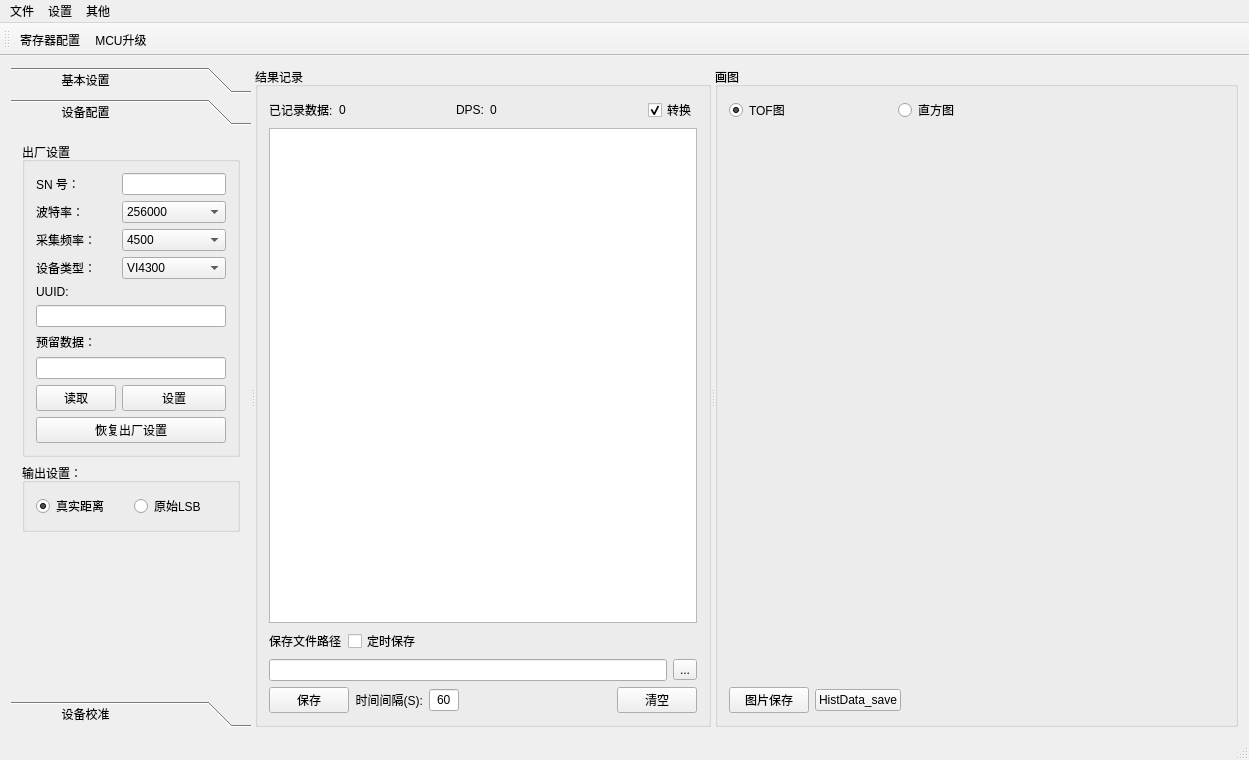
Qt form mainwindow.ui (heathen557/vi4300) before a commit.
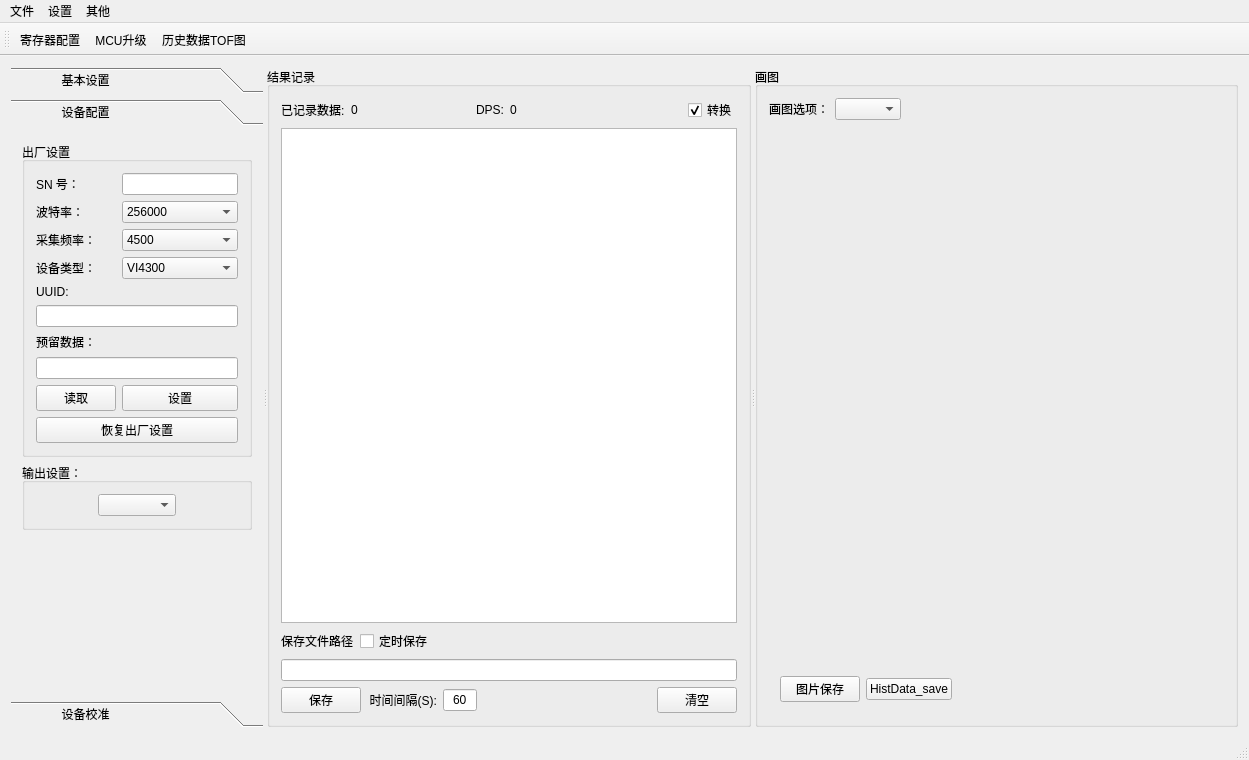
The same form after that commit. The open tabs and pages were chosen to show the change. Icons and pictures are not drawn. Custom widgets are drawn as their Qt base class.

```diff
--- a/mainwindow.ui
+++ b/mainwindow.ui
@@ -24,7 +24,7 @@
    <enum>QTabWidget::Rounded</enum>
   </property>
   <widget class="QWidget" name="centralWidget">
-   <layout class="QGridLayout" name="gridLayout_10">
+   <layout class="QGridLayout" name="gridLayout_2">
     <item row="0" column="0">
      <widget class="QSplitter" name="splitter">
       <property name="sizePolicy">
@@ -62,7 +62,7 @@
           <x>0</x>
           <y>0</y>
           <width>240</width>
-          <height>581</height>
+          <height>585</height>
          </rect>
         </property>
         <property name="styleSheet">
@@ -324,7 +324,7 @@
           <x>0</x>
           <y>0</y>
           <width>240</width>
-          <height>581</height>
+          <height>585</height>
          </rect>
         </property>
         <property name="maximumSize">
@@ -594,22 +594,50 @@
              </property>
              <layout class="QGridLayout" name="gridLayout_3">
               <item row="0" column="0">
-               <widget class="QRadioButton" name="realDis_out_radioButton">
+               <spacer name="horizontalSpacer_12">
+                <property name="orientation">
+                 <enum>Qt::Horizontal</enum>
+                </property>
+                <property name="sizeHint" stdset="0">
+                 <size>
+                  <width>40</width>
+                  <height>20</height>
+                 </size>
+                </property>
+               </spacer>
+              </item>
+              <item row="0" column="1">
+               <widget class="QComboBox" name="comboBox">
+                <item>
+                 <property name="text">
+                  <string/>
+                 </property>
+                </item>
+                <item>
                 <property name="text">
                  <string>真实距离</string>
                 </property>
-                <property name="checked">
-                 <bool>true</bool>
-                </property>
-               </widget>
-              </item>
-              <item row="0" column="1">
-               <widget class="QRadioButton" name="LSB_out_radioButton">
+                </item>
+                <item>
                 <property name="text">
                  <string>原始LSB</string>
                 </property>
+                </item>
                </widget>
               </item>
+              <item row="0" column="2">
+               <spacer name="horizontalSpacer_13">
+                <property name="orientation">
+                 <enum>Qt::Horizontal</enum>
+                </property>
+                <property name="sizeHint" stdset="0">
+                 <size>
+                  <width>40</width>
+                  <height>20</height>
+                 </size>
+                </property>
+               </spacer>
+              </item>
              </layout>
             </widget>
            </item>
@@ -636,7 +664,7 @@
           <x>0</x>
           <y>0</y>
           <width>240</width>
-          <height>581</height>
+          <height>585</height>
          </rect>
         </property>
         <attribute name="label">
@@ -922,13 +950,6 @@
           <item>
            <widget class="QLineEdit" name="savePath_lineEdit"/>
           </item>
-          <item>
-           <widget class="QToolButton" name="selectSavePathtoolButton">
-            <property name="text">
-             <string>...</string>
-            </property>
-           </widget>
-          </item>
          </layout>
         </item>
         <item row="4" column="0">
@@ -1002,45 +1023,41 @@
        </property>
        <layout class="QGridLayout" name="gridLayout_12">
         <item row="0" column="0">
-         <layout class="QHBoxLayout" name="horizontalLayout_2" stretch="1,1,1,3">
+         <layout class="QHBoxLayout" name="horizontalLayout_2">
           <item>
-           <widget class="QRadioButton" name="TOF_radioButton">
+           <widget class="QLabel" name="label_24">
+            <property name="text">
+             <string>画图选项：</string>
+            </property>
+           </widget>
+          </item>
+          <item>
+           <widget class="QComboBox" name="plot_comboBox">
+            <item>
+             <property name="text">
+              <string/>
+             </property>
+            </item>
+            <item>
             <property name="text">
              <string>TOF图</string>
             </property>
-            <property name="checked">
-             <bool>true</bool>
-            </property>
-           </widget>
           </item>
           <item>
-           <spacer name="horizontalSpacer_3">
-            <property name="orientation">
-             <enum>Qt::Horizontal</enum>
-            </property>
-            <property name="sizeHint" stdset="0">
-             <size>
-              <width>40</width>
-              <height>20</height>
-             </size>
-            </property>
-           </spacer>
-          </item>
-          <item>
-           <widget class="QRadioButton" name="Histogram_radioButton">
             <property name="text">
              <string>直方图</string>
             </property>
+            </item>
            </widget>
           </item>
           <item>
-           <spacer name="horizontalSpacer_4">
+           <spacer name="horizontalSpacer_3">
             <property name="orientation">
              <enum>Qt::Horizontal</enum>
             </property>
             <property name="sizeHint" stdset="0">
              <size>
-              <width>40</width>
+              <width>208</width>
               <height>20</height>
              </size>
             </property>
@@ -1051,28 +1068,52 @@
         <item row="1" column="0">
          <widget class="QStackedWidget" name="stackedWidget">
           <property name="currentIndex">
-           <number>0</number>
+           <number>1</number>
           </property>
           <widget class="QWidget" name="page_2">
-           <layout class="QGridLayout" name="gridLayout_2">
+           <layout class="QGridLayout" name="gridLayout_10" rowstretch="18,1">
             <item row="0" column="0">
              <widget class="QCustomPlot" name="TOF_widget" native="true"/>
             </item>
+            <item row="1" column="0">
+             <layout class="QHBoxLayout" name="horizontalLayout_5" stretch="1,8">
+              <item>
+               <widget class="QPushButton" name="savePicture_pushButton">
+                <property name="text">
+                 <string>图片保存</string>
+                </property>
+                <property name="icon">
+                 <iconset resource="img.qrc">
+                  <normaloff>:/new/image/images/ccSave.png</normaloff>:/new/image/images/ccSave.png</iconset>
+                </property>
+               </widget>
+              </item>
+              <item>
+               <spacer name="horizontalSpacer_7">
+                <property name="orientation">
+                 <enum>Qt::Horizontal</enum>
+                </property>
+                <property name="sizeHint" stdset="0">
+                 <size>
+                  <width>338</width>
+                  <height>20</height>
+                 </size>
+                </property>
+               </spacer>
+              </item>
+             </layout>
+            </item>
            </layout>
           </widget>
           <widget class="QWidget" name="page_3">
-           <layout class="QGridLayout" name="gridLayout_13">
+           <layout class="QGridLayout" name="gridLayout_13" rowstretch="18,1" rowminimumheight="18,1">
             <item row="0" column="0">
              <widget class="QCustomPlot" name="Histogram_widget" native="true"/>
             </item>
-           </layout>
-          </widget>
-         </widget>
-        </item>
-        <item row="2" column="0">
-         <layout class="QHBoxLayout" name="horizontalLayout_5" stretch="1,0,8">
+            <item row="1" column="0">
+             <layout class="QHBoxLayout" name="horizontalLayout_9">
           <item>
-           <widget class="QPushButton" name="savePicture_pushButton">
+               <widget class="QPushButton" name="savePicture_pushButton_4">
             <property name="text">
              <string>图片保存</string>
             </property>
@@ -1094,19 +1135,23 @@
            </widget>
           </item>
           <item>
-           <spacer name="horizontalSpacer_7">
+               <spacer name="horizontalSpacer_4">
             <property name="orientation">
              <enum>Qt::Horizontal</enum>
             </property>
             <property name="sizeHint" stdset="0">
              <size>
-              <width>338</width>
+                  <width>238</width>
               <height>20</height>
              </size>
             </property>
            </spacer>
           </item>
          </layout>
+            </item>
+           </layout>
+          </widget>
+         </widget>
         </item>
        </layout>
       </widget>
@@ -1120,7 +1165,7 @@
      <x>0</x>
      <y>0</y>
      <width>1249</width>
-     <height>22</height>
+     <height>23</height>
     </rect>
    </property>
    <widget class="QMenu" name="menu">
@@ -1147,6 +1192,7 @@
      <string>其他</string>
     </property>
     <addaction name="actionMCU"/>
+    <addaction name="showTOF_action_TOF"/>
    </widget>
    <addaction name="menu"/>
    <addaction name="menu_2"/>
@@ -1173,6 +1219,7 @@
    </attribute>
    <addaction name="Register_action"/>
    <addaction name="actionMCU"/>
+   <addaction name="showTOF_action_TOF"/>
   </widget>
   <widget class="QStatusBar" name="statusBar"/>
   <action name="actionMCU">
@@ -1203,6 +1250,15 @@
     <string>中文简体</string>
    </property>
   </action>
+  <action name="showTOF_action_TOF">
+   <property name="icon">
+    <iconset resource="img.qrc">
+     <normaloff>:/new/image/images/monitor.svg</normaloff>:/new/image/images/monitor.svg</iconset>
+   </property>
+   <property name="text">
+    <string>历史数据TOF图</string>
+   </property>
+  </action>
  </widget>
  <layoutdefault spacing="6" margin="11"/>
  <customwidgets>
```
Lines whose indentation alone changed are shown as unchanged.
